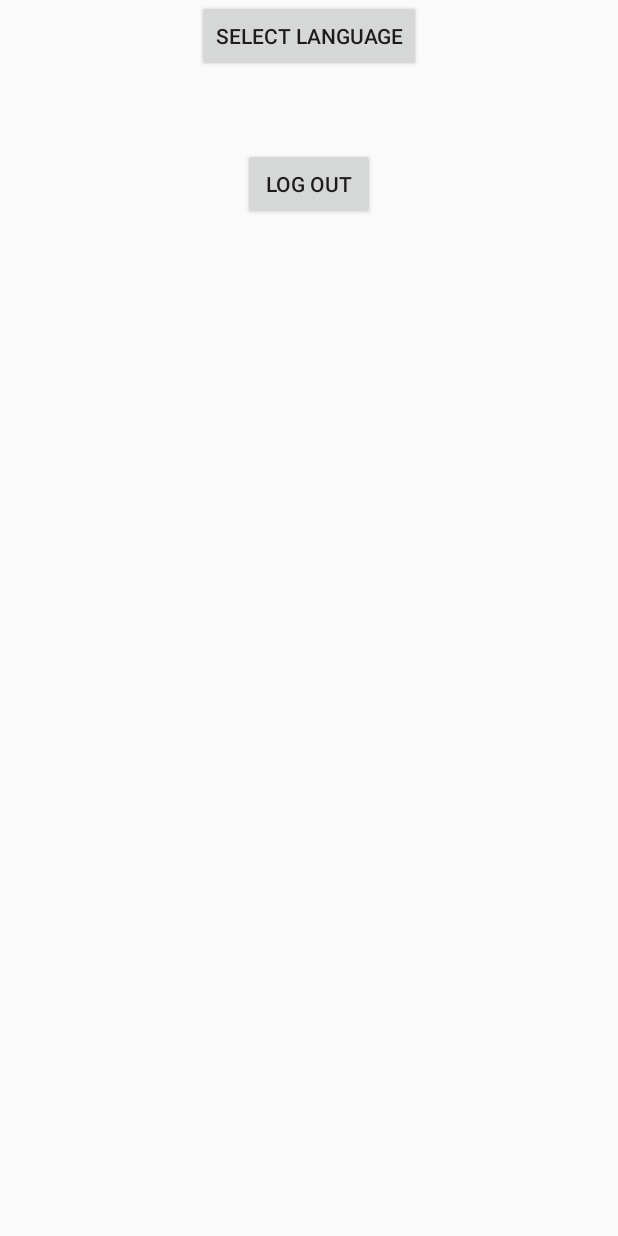
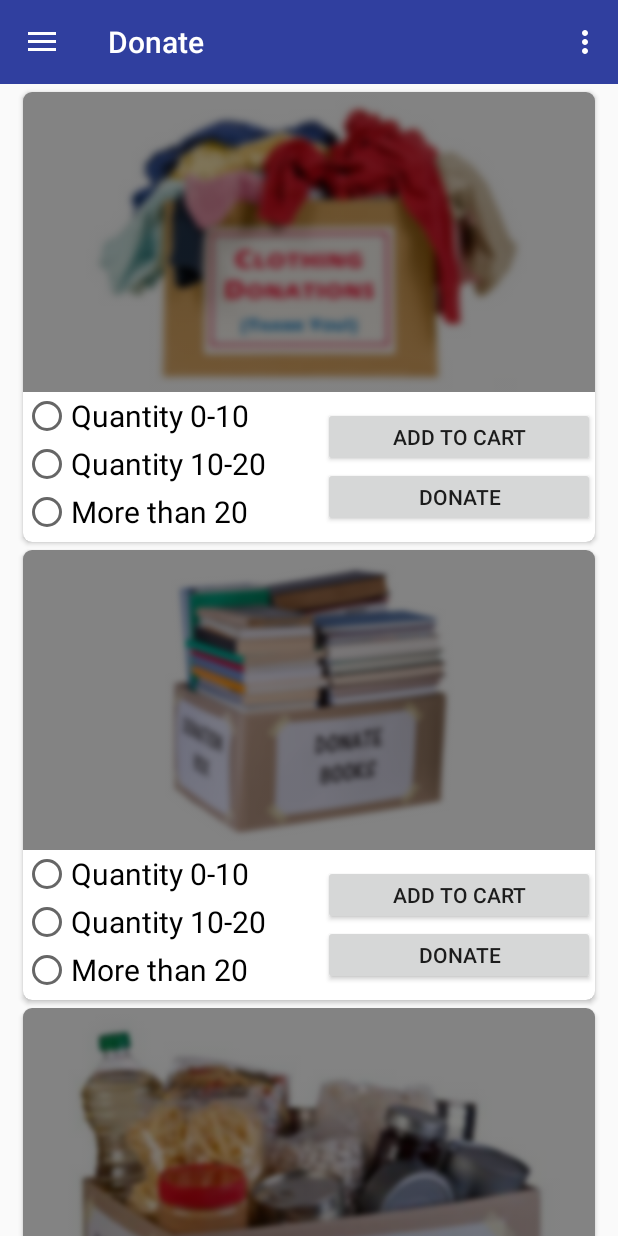
Before and after one commit to 1project1/Donate, an Android app: the screen it shows after launch once a user with an empty profile is signed in (Temp before the commit, MainActivity after it), on a phone screen of 412 x 824 dp. Run offline under Robolectric (Android 15) with nearby library versions, the phone set to English and light mode, and no system bars; our stand-ins replace Firebase (no records; nobody signed in at launch, a user with empty details on screens opened directly).

Commit message:
Updated Main UI

```diff
--- a/app/src/main/AndroidManifest.xml
+++ b/app/src/main/AndroidManifest.xml
@@ -9,7 +9,7 @@
         android:theme="@style/AppTheme">
 
         <activity
-            android:name=".LogIn"
+            android:name=".utils.LogIn"
             android:theme="@style/Login">
             <intent-filter>
                 <action android:name="android.intent.action.MAIN" />
@@ -19,9 +19,10 @@
         </activity>
 
         <activity
-            android:name=".SignUp"
+            android:name=".utils.SignUp"
             android:theme="@style/Login"></activity>
         <activity android:name=".Temp"></activity>
+        <activity android:name=".MainActivity"></activity>
     </application>
 
 </manifest>
--- a/app/src/main/java/app/project/donate/Temp.java
+++ b/app/src/main/java/app/project/donate/Temp.java
@@ -19,6 +19,8 @@ import com.google.android.gms.common.api.GoogleApiClient;
 import com.google.android.gms.common.api.ResultCallback;
 import com.google.android.gms.common.api.Status;
 import com.google.firebase.auth.FirebaseAuth;
+
+import app.project.donate.utils.LogIn;
 
 /**
  * Created by Aakash on 20-Feb-17.
--- a/app/src/main/java/app/project/donate/DonateCardAdapter.java
+++ b/app/src/main/java/app/project/donate/adapters/DonateCardAdapter.java
@@ -1,4 +1,4 @@
-package app.project.donate;
+package app.project.donate.adapters;
 
 import android.content.Context;
 import android.support.v7.widget.RecyclerView;
@@ -9,6 +9,9 @@ import android.widget.ImageView;
 import android.widget.TextView;
 
 import java.util.List;
+
+import app.project.donate.utils.DonationCard;
+import app.project.donate.R;
 
 /**
  * Created by AmanPC on 26-02-2017.
--- a/app/src/main/java/app/project/donate/DonationCard.java
+++ b/app/src/main/java/app/project/donate/utils/DonationCard.java
@@ -1,4 +1,4 @@
-package app.project.donate;
+package app.project.donate.utils;
 
 /**
  * Created by AmanPC on 26-02-2017.
@@ -10,7 +10,7 @@ public class DonationCard {
 
     public DonationCard() { }
 
-    DonationCard(String title, int cardImages){
+    public DonationCard(String title, int cardImages){
         this.title = title;
         this.cardImages = cardImages;
     }
--- a/app/src/main/java/app/project/donate/LogIn.java
+++ b/app/src/main/java/app/project/donate/utils/LogIn.java
@@ -1,4 +1,4 @@
-package app.project.donate;
+package app.project.donate.utils;
 
 import android.content.Context;
 import android.content.Intent;
@@ -29,6 +29,11 @@ import com.google.firebase.auth.AuthResult;
 import com.google.firebase.auth.FirebaseAuth;
 import com.google.firebase.auth.FirebaseUser;
 import com.google.firebase.auth.GoogleAuthProvider;
+
+import app.project.donate.LocaleHelper;
+import app.project.donate.MainActivity;
+import app.project.donate.R;
+import app.project.donate.Temp;
 
 /**
  * Created by Aakash on 20-Feb-17.
@@ -76,7 +81,7 @@ public class LogIn extends AppCompatActivity implements View.OnClickListener, Go
                     logInEditor.putString("password",user.getDisplayName());
                     logInEditor.putBoolean("isLoggedIn", true);
                     logInEditor.apply();
-                    Intent i = new Intent(getApplicationContext(), Temp.class).addFlags(Intent.FLAG_ACTIVITY_CLEAR_TOP);
+                    Intent i = new Intent(getApplicationContext(), MainActivity.class).addFlags(Intent.FLAG_ACTIVITY_CLEAR_TOP);
                     finish();
                     startActivity(i);
 
--- a/app/src/main/java/app/project/donate/SignUp.java
+++ b/app/src/main/java/app/project/donate/utils/SignUp.java
@@ -1,4 +1,4 @@
-package app.project.donate;
+package app.project.donate.utils;
 
 import android.os.Bundle;
 import android.support.annotation.NonNull;
@@ -16,6 +16,8 @@ import com.google.android.gms.tasks.OnCompleteListener;
 import com.google.android.gms.tasks.Task;
 import com.google.firebase.auth.AuthResult;
 import com.google.firebase.auth.FirebaseAuth;
+
+import app.project.donate.R;
 
 /**
  * Created by Aakash on 20-Feb-17.
--- a/app/src/main/res/layout/activity_main.xml
+++ b/app/src/main/res/layout/activity_main.xml
@@ -38,6 +38,7 @@
             android:layout_width="match_parent"
             android:layout_height="wrap_content"
             android:layout_gravity="start"
+            android:id="@+id/nav_view"
             app:headerLayout="@layout/nav_header"
             app:menu="@menu/drawer_menu"/>
 
--- a/app/src/main/res/layout/log_in.xml
+++ b/app/src/main/res/layout/log_in.xml
@@ -9,7 +9,7 @@
     android:paddingLeft="@dimen/activity_horizontal_margin"
     android:paddingRight="@dimen/activity_horizontal_margin"
     android:paddingTop="@dimen/activity_vertical_margin"
-    tools:context="app.project.donate.LogIn">
+    tools:context="app.project.donate.utils.LogIn">
 
     <TextView
         android:id="@+id/textreq"
--- a/app/src/main/res/layout/sign_up.xml
+++ b/app/src/main/res/layout/sign_up.xml
@@ -8,7 +8,7 @@
     android:paddingLeft="@dimen/activity_horizontal_margin"
     android:paddingRight="@dimen/activity_horizontal_margin"
     android:paddingTop="@dimen/activity_vertical_margin"
-    tools:context="app.project.donate.SignUp">
+    tools:context="app.project.donate.utils.SignUp">
 
     <TextView
         android:id="@+id/sign_up_label"
--- /dev/null
+++ b/app/src/main/res/menu/main.xml
@@ -0,0 +1,9 @@
+<?xml version="1.0" encoding="utf-8"?>
+<menu xmlns:android="http://schemas.android.com/apk/res/android"
+    xmlns:app="http://schemas.android.com/apk/res-auto">
+    <item
+        android:id="@+id/action_settings"
+        android:orderInCategory="100"
+        android:title="@string/settings"
+        app:showAsAction="never" />
+</menu>
--- a/app/src/main/res/values/strings.xml
+++ b/app/src/main/res/values/strings.xml
@@ -12,6 +12,7 @@
     <string name="log_out">Log Out</string>
     <string name="drawer_open">Drawer Open</string>
     <string name="drawer_close">Drawer Closed</string>
+    <string name="settings">Settings</string>
 
     <string-array name="languages">
         <item>English</item>
```
Also changed, not shown: app/src/main/java/app/project/donate/MainActivity.java (+66 -46 lines), app/src/main/res/menu/activity_main_drawer.xml (added, +33 -0 lines).
